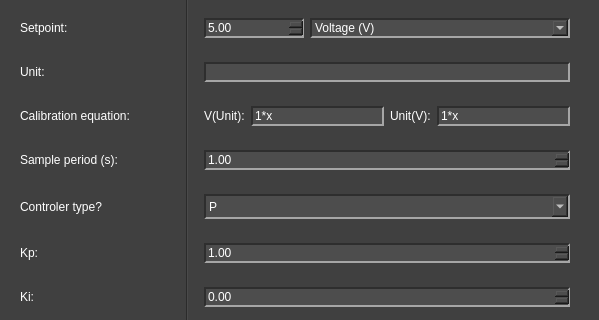
This is pydaq/uis/PyDAQ_pid_control_Arduino_widget.ui in samirmartins/pydaq as Qt 5 draws it before an edit; both pictures show x 0 to 599 and y 166 to 486 of the 599 by 884 pixel window. The edited form follows.
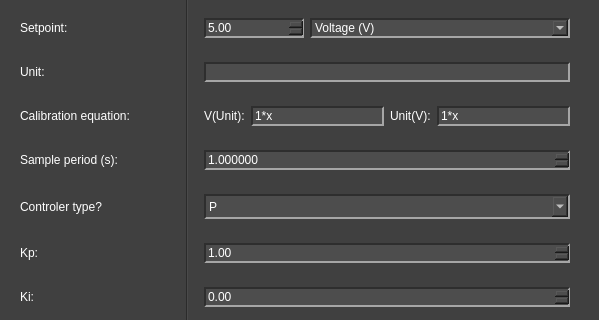
This is the edited form. Icons and pictures are not drawn.

Diff of the .ui file:
```diff
--- a/pydaq/uis/PyDAQ_pid_control_Arduino_widget.ui
+++ b/pydaq/uis/PyDAQ_pid_control_Arduino_widget.ui
@@ -378,6 +378,9 @@
         <layout class="QHBoxLayout" name="horizontalLayout_8">
          <item>
           <widget class="QDoubleSpinBox" name="doubleSpinBox_period">
+           <property name="decimals">
+            <number>6</number>
+           </property>
            <property name="maximum">
             <double>9999999.000000000000000</double>
            </property>
```
